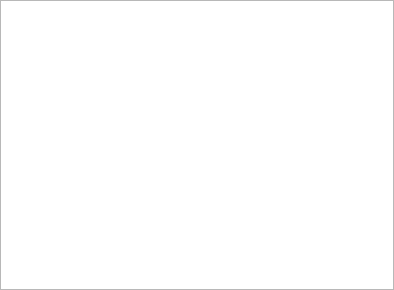
Before: the Qt Designer form tasks/taskslist.ui in Rekall/Rekall, drawn with Qt 5.
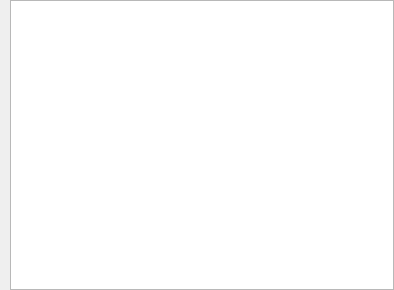
After: the same form once the commit is applied.

Diff of the .ui file:
```diff
--- a/tasks/taskslist.ui
+++ b/tasks/taskslist.ui
@@ -17,7 +17,16 @@
    <property name="spacing">
     <number>0</number>
    </property>
-   <property name="margin">
+   <property name="leftMargin">
+    <number>10</number>
+   </property>
+   <property name="topMargin">
+    <number>0</number>
+   </property>
+   <property name="rightMargin">
+    <number>0</number>
+   </property>
+   <property name="bottomMargin">
     <number>0</number>
    </property>
    <item>
@@ -25,20 +34,18 @@
      <property name="focusPolicy">
       <enum>Qt::NoFocus</enum>
      </property>
+     <property name="styleSheet">
+      <string notr="true"/>
+     </property>
      <property name="alternatingRowColors">
       <bool>true</bool>
      </property>
      <property name="indentation">
-      <number>0</number>
+      <number>8</number>
      </property>
      <attribute name="headerVisible">
       <bool>false</bool>
      </attribute>
-     <column>
-      <property name="text">
-       <string>Task</string>
-      </property>
-     </column>
     </widget>
    </item>
   </layout>
```
